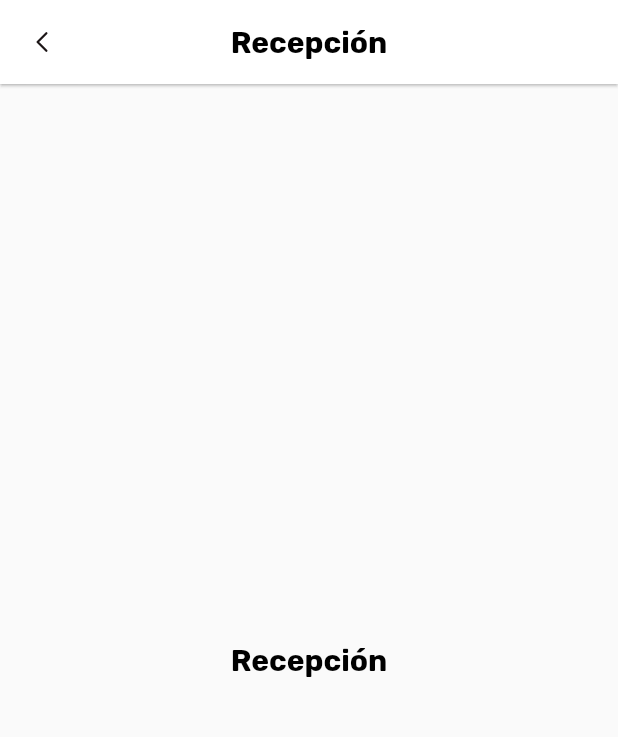
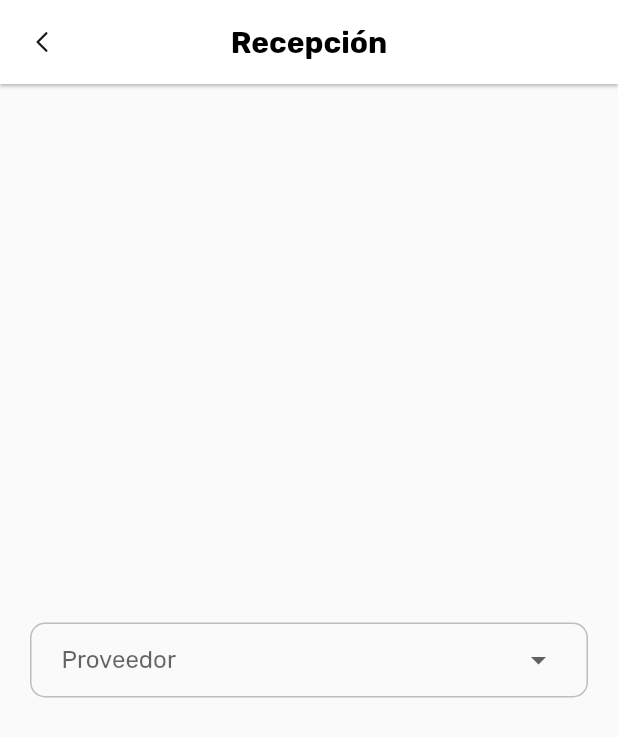
Before and after one commit to diaztunjano/dummy_meki_app, a Flutter app: the screen it shows after launch, on a phone screen of 412 x 824 dp. Shown: the top 737 px of the screen. Run offline on Flutter 3.47's test engine with Material 2 defaults, Android fonts, the phone set to English and light mode, and no system bars; our stand-ins replace flutter_svg.

Commit message:
feat: add proveedor selector

```diff
--- a/lib/pages/home.dart
+++ b/lib/pages/home.dart
@@ -7,18 +7,15 @@ class HomePage extends StatelessWidget {
   @override
   Widget build(BuildContext context) {
     return Scaffold(
-      appBar: appBar(),
-      body: const Center(
-        child: Text(
-          'Recepción',
-          style: TextStyle(
-            fontSize: 20.0,
-            fontWeight: FontWeight.bold,
-            color: Colors.black,
-          ),
-        ),
-      ),
-    );
+        appBar: appBar(),
+        body: const Column(
+          mainAxisAlignment: MainAxisAlignment.spaceEvenly,
+          children: [
+            ProveedorSelector(),
+            // BultosCounter(),
+            // FacturasSelector()
+          ],
+        ));
   }
 
   AppBar appBar() {
@@ -32,7 +29,7 @@ class HomePage extends StatelessWidget {
         ),
       ),
       backgroundColor: Colors.white,
-      elevation: 0.8,
+      elevation: 1,
       centerTitle: true,
       leading: Container(
         margin: const EdgeInsets.all(10.0),
@@ -49,3 +46,43 @@ class HomePage extends StatelessWidget {
     );
   }
 }
+
+class ProveedorSelector extends StatefulWidget {
+  const ProveedorSelector({super.key});
+
+  @override
+  State<ProveedorSelector> createState() => _ProveedorSelectorState();
+}
+
+class _ProveedorSelectorState extends State<ProveedorSelector> {
+  // Variables
+  final _provedoresList = ["Proveedor 1", "Proveedor 2", "Proveedor 3"];
+  // Selected Proveedor:
+  String? _selectedProveedor;
+
+  @override
+  Widget build(BuildContext context) {
+    return Container(
+        padding: const EdgeInsets.symmetric(horizontal: 20),
+        margin: const EdgeInsets.symmetric(horizontal: 20),
+        decoration: BoxDecoration(
+          border: Border.all(color: Colors.grey[400]!, width: 1),
+          borderRadius: BorderRadius.circular(10.0),
+        ),
+        child: DropdownButtonHideUnderline(
+          child: DropdownButton(
+              value: _selectedProveedor,
+              isExpanded: true,
+              hint: const Text('Proveedor'),
+              items: _provedoresList
+                  .map((e) => DropdownMenuItem(
+                        value: e,
+                        child: Text(e),
+                      ))
+                  .toList(),
+              onChanged: (value) => setState(() {
+                    _selectedProveedor = value;
+                  })),
+        ));
+  }
+}
```
